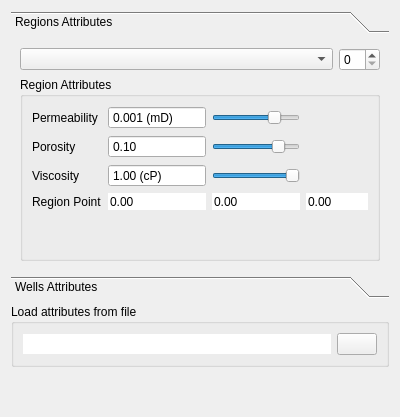
First picture: the form in src/Apps/Simulator/FormPropertyValues.ui, repository jdms/rrm, before the edit.
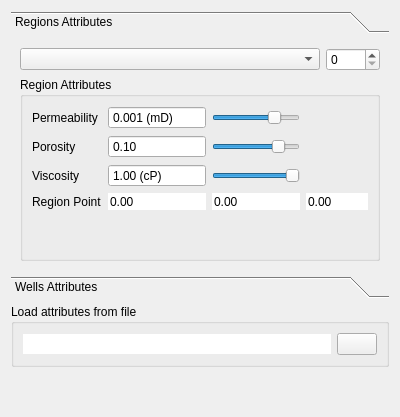
Second picture: the form after the edit. Icons and pictures are not drawn.

The edit to the form file:
```diff
--- a/src/Apps/Simulator/FormPropertyValues.ui
+++ b/src/Apps/Simulator/FormPropertyValues.ui
@@ -37,7 +37,7 @@
         <x>0</x>
         <y>0</y>
         <width>382</width>
-        <height>227</height>
+        <height>221</height>
        </rect>
       </property>
       <attribute name="label">
@@ -61,6 +61,9 @@
              <verstretch>0</verstretch>
             </sizepolicy>
            </property>
+           <property name="maximum">
+            <number>1000</number>
+           </property>
           </widget>
          </item>
         </layout>
```
